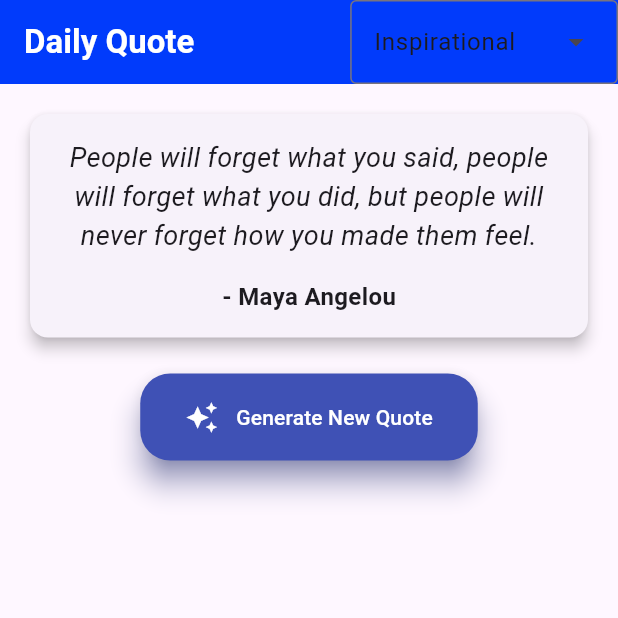
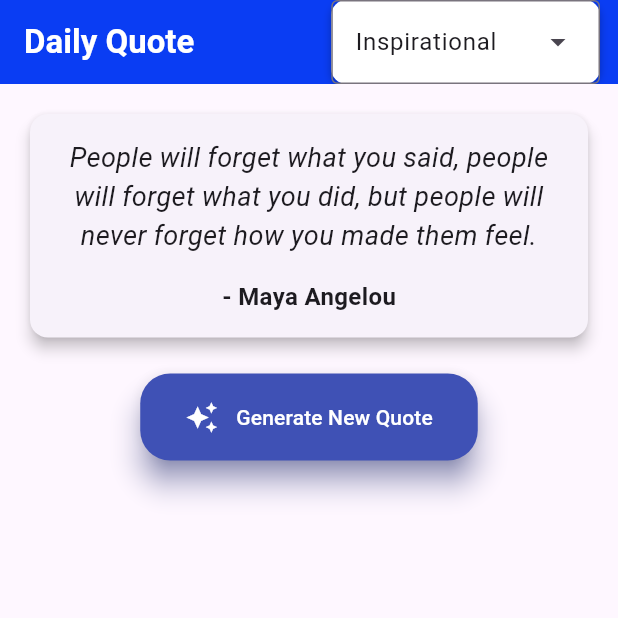
Before and after one commit to sahanHansaja026/random-quote-, a Flutter app: the screen it shows after launch, on a phone screen of 412 x 824 dp, the top half of it. Run offline on Flutter 3.47's test engine with Material 3 defaults, Android fonts, the phone set to English and light mode, and no system bars.

```diff
--- a/lib/main.dart
+++ b/lib/main.dart
@@ -165,31 +165,50 @@
   Widget build(BuildContext context) {
     return Scaffold(
       appBar: AppBar(
-        backgroundColor: Color.fromARGB(255, 1, 59, 251),
+        backgroundColor: const Color(0xFF013BFB), // Deep blue for a modern look
+        elevation: 4, // Adds subtle shadow
         title: const Text(
           'Daily Quote',
           style: TextStyle(
             color: Colors.white,
+            fontSize: 22,
             fontWeight: FontWeight.bold,
           ),
         ),
         actions: [
-          DropdownMenu<String>(
+          Padding(
+            padding: const EdgeInsets.symmetric(horizontal: 12.0),
+            child: Container(
+              decoration: BoxDecoration(
+                color: Colors.white, // White background for dropdown
+                borderRadius: BorderRadius.circular(10), // Rounded corners
+                boxShadow: [
+                  BoxShadow(
+                    color: Colors.black26,
+                    blurRadius: 4,
+                    offset: Offset(0, 2),
+                  ),
+                ],
+              ),
+              child: DropdownMenu<String>(
                 initialSelection: categories.first,
                 onSelected: _updateCategory,
                 dropdownMenuEntries: categories.map((String category) {
                   return DropdownMenuEntry<String>(
                     value: category,
                     label: category,
-                style: ButtonStyle(
-                  textStyle: WidgetStateProperty.all(
-                    const TextStyle(
-                        color: Color.fromARGB(255, 237, 237, 237),
-                        fontWeight: FontWeight.bold),
+                  );
+                }).toList(),
+                menuStyle: MenuStyle(
+                  backgroundColor: WidgetStateProperty.all(Colors.white),
+                  shape: WidgetStateProperty.all(
+                    RoundedRectangleBorder(
+                      borderRadius: BorderRadius.circular(8),
                     ),
                   ),
-              );
-            }).toList(),
+                ),
+              ),
+            ),
           ),
         ],
       ),
```
Lines whose indentation alone changed are shown as unchanged.
